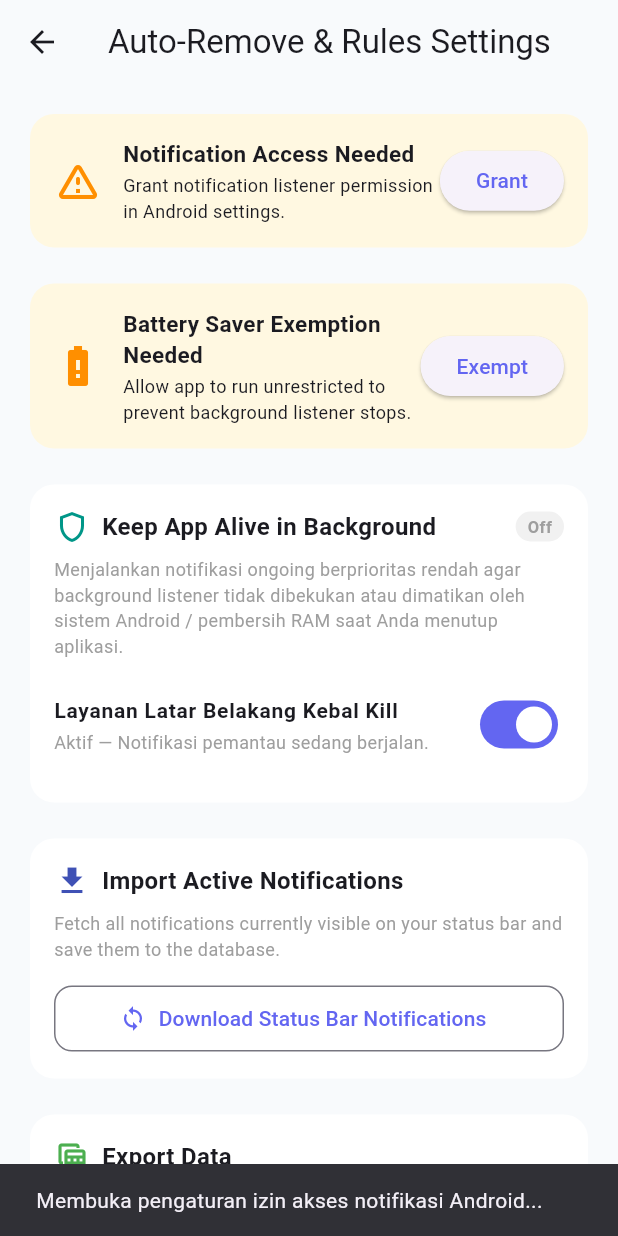
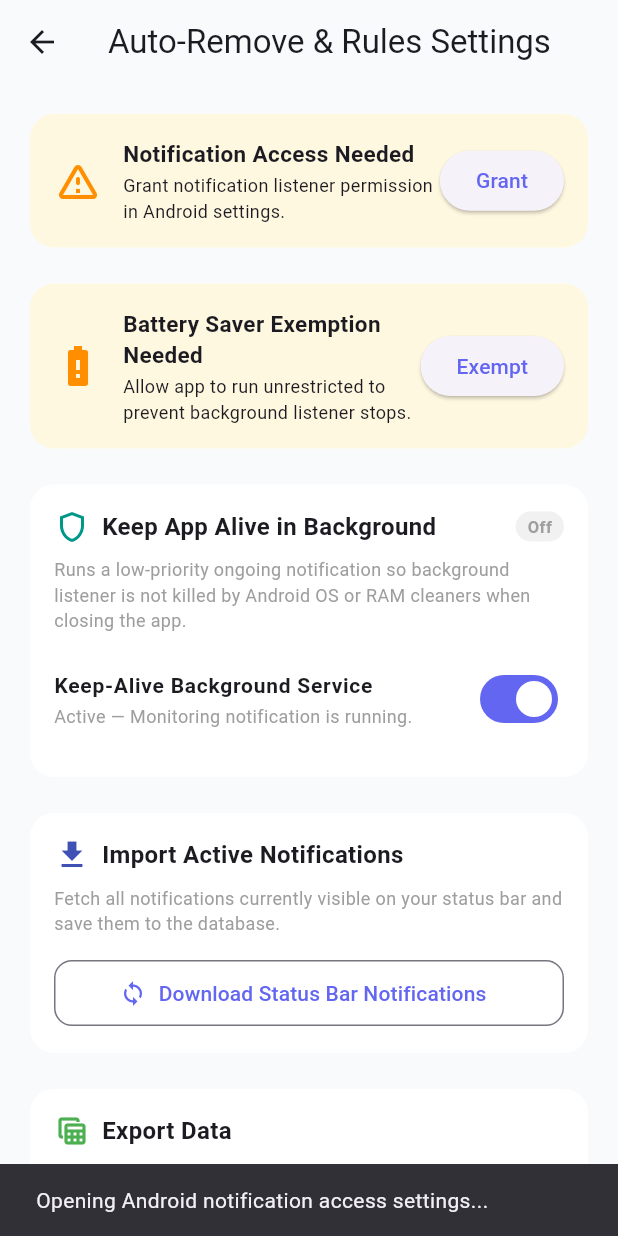
Before and after one commit to aqsharhyz/Notification-Manager-App, a Flutter app: the SettingsScreen screen opened directly, after a tap on "Grant", on a phone screen of 412 x 824 dp. Run offline on Flutter 3.47's test engine with Material 3 defaults, Android fonts, the phone set to English and light mode, and no system bars; our stand-ins replace share_plus, shared_preferences, sqflite; missing offline and left inert: excel; accounts and stored records are empty.

Commit message:
fix(i18n): translate background keepalive service, listener logs, and settings strings to English

```diff
--- a/lib/screens/main_screen.dart
+++ b/lib/screens/main_screen.dart
@@ -39,7 +39,7 @@ class _MainScreenState extends State<MainScreen> {
       ScaffoldMessenger.of(context).hideCurrentSnackBar();
       ScaffoldMessenger.of(context).showSnackBar(
         const SnackBar(
-          content: Text('Membuka pengaturan izin akses notifikasi Android...'),
+          content: Text('Opening Android notification access settings...'),
           duration: Duration(seconds: 2),
         ),
       );
@@ -64,7 +64,7 @@ class _MainScreenState extends State<MainScreen> {
               ),
               SizedBox(width: 12),
               Expanded(
-                child: Text('Menghubungkan ulang ke listener notifikasi Android...'),
+                child: Text('Reconnecting to Android notification listener...'),
               ),
             ],
           ),
@@ -83,7 +83,7 @@ class _MainScreenState extends State<MainScreen> {
       if (success) {
         ScaffoldMessenger.of(context).showSnackBar(
           const SnackBar(
-            content: Text('✅ Berhasil terhubung kembali ke sistem notifikasi!'),
+            content: Text('✅ Successfully reconnected to notification listener!'),
             backgroundColor: Colors.green,
             duration: Duration(seconds: 2),
           ),
@@ -92,10 +92,10 @@ class _MainScreenState extends State<MainScreen> {
         ScaffoldMessenger.of(context).showSnackBar(
           SnackBar(
             content: const Text(
-              'Layanan belum merespon. Silakan toggle (matikan & hidupkan lagi) izin di Pengaturan Android.',
+              'Service did not respond. Please toggle (turn off & on again) permission in Android Settings.',
             ),
             action: SnackBarAction(
-              label: 'Pengaturan',
+              label: 'Settings',
               textColor: Colors.amber,
               onPressed: () => provider.requestPermission(),
             ),
@@ -138,7 +138,7 @@ class _MainScreenState extends State<MainScreen> {
                     const SizedBox(width: 12),
                     const Expanded(
                       child: Text(
-                        'Status Akses Notifikasi',
+                        'Notification Access Status',
                         style: TextStyle(fontSize: 18, fontWeight: FontWeight.bold),
                       ),
                     ),
@@ -146,7 +146,7 @@ class _MainScreenState extends State<MainScreen> {
                 ),
                 const SizedBox(height: 14),
                 const Text(
-                  'Aplikasi terhubung normal dengan sistem Android dan aktif merekam notifikasi yang masuk.',
+                  'App is connected to Android system and actively recording incoming notifications.',
                   style: TextStyle(fontSize: 13, height: 1.4),
                 ),
                 const SizedBox(height: 20),
@@ -160,7 +160,7 @@ class _MainScreenState extends State<MainScreen> {
                           if (context.mounted) {
                             ScaffoldMessenger.of(context).showSnackBar(
                               const SnackBar(
-                                content: Text('Status koneksi diperbarui'),
+                                content: Text('Connection status refreshed'),
                                 duration: Duration(seconds: 1),
                               ),
                             );
@@ -178,7 +178,7 @@ class _MainScreenState extends State<MainScreen> {
                           provider.requestPermission();
                         },
                         icon: const Icon(Icons.settings, size: 16),
-                        label: const Text('Buka Pengaturan'),
+                        label: const Text('Open Settings'),
                       ),
                     ),
                   ],
--- a/lib/screens/settings_screen.dart
+++ b/lib/screens/settings_screen.dart
@@ -96,7 +96,7 @@ class _SettingsScreenState extends State<SettingsScreen> {
       ScaffoldMessenger.of(context).hideCurrentSnackBar();
       ScaffoldMessenger.of(context).showSnackBar(
         const SnackBar(
-          content: Text('Membuka pengaturan izin akses notifikasi Android...'),
+          content: Text('Opening Android notification access settings...'),
           duration: Duration(seconds: 2),
         ),
       );
@@ -121,7 +121,7 @@ class _SettingsScreenState extends State<SettingsScreen> {
               ),
               SizedBox(width: 12),
               Expanded(
-                child: Text('Menghubungkan ulang ke listener notifikasi Android...'),
+                child: Text('Reconnecting to Android notification listener...'),
               ),
             ],
           ),
@@ -140,7 +140,7 @@ class _SettingsScreenState extends State<SettingsScreen> {
       if (success) {
         ScaffoldMessenger.of(context).showSnackBar(
           const SnackBar(
-            content: Text('✅ Berhasil terhubung kembali ke sistem notifikasi!'),
+            content: Text('✅ Successfully reconnected to notification listener!'),
             backgroundColor: Colors.green,
             duration: Duration(seconds: 2),
           ),
@@ -149,10 +149,10 @@ class _SettingsScreenState extends State<SettingsScreen> {
         ScaffoldMessenger.of(context).showSnackBar(
           SnackBar(
             content: const Text(
-              'Layanan belum merespon. Silakan toggle (matikan & hidupkan lagi) izin di Pengaturan Android.',
+              'Service did not respond. Please toggle (turn off & on again) permission in Android Settings.',
             ),
             action: SnackBarAction(
-              label: 'Pengaturan',
+              label: 'Settings',
               textColor: Colors.amber,
               onPressed: () => provider.requestPermission(),
             ),
@@ -168,7 +168,7 @@ class _SettingsScreenState extends State<SettingsScreen> {
     ScaffoldMessenger.of(context).hideCurrentSnackBar();
     ScaffoldMessenger.of(context).showSnackBar(
       const SnackBar(
-        content: Text('Membuka pengaturan izin akses notifikasi Android...'),
+        content: Text('Opening Android notification access settings...'),
         duration: Duration(seconds: 2),
       ),
     );
@@ -328,7 +328,7 @@ class _SettingsScreenState extends State<SettingsScreen> {
                           !provider.isPermissionGranted
                               ? 'Grant notification listener permission in Android settings.'
                               : (!provider.isListenerConnected
-                                  ? 'Izin aktif, tapi koneksi terputus oleh Android. Tap Reconnect.'
+                                  ? 'Permission active, but listener disconnected by Android. Tap Reconnect.'
                                   : 'App is actively listening & connected to Android system.'),
                           style: const TextStyle(fontSize: 12),
                         ),
@@ -443,20 +443,20 @@ class _SettingsScreenState extends State<SettingsScreen> {
                   ),
                   const SizedBox(height: 8),
                   const Text(
-                    'Menjalankan notifikasi ongoing berprioritas rendah agar background listener tidak dibekukan atau dimatikan oleh sistem Android / pembersih RAM saat Anda menutup aplikasi.',
+                    'Runs a low-priority ongoing notification so background listener is not killed by Android OS or RAM cleaners when closing the app.',
                     style: TextStyle(fontSize: 12, color: Colors.grey),
                   ),
                   const SizedBox(height: 8),
                   SwitchListTile(
                     contentPadding: EdgeInsets.zero,
                     title: const Text(
-                      'Layanan Latar Belakang Kebal Kill',
+                      'Keep-Alive Background Service',
                       style: TextStyle(fontWeight: FontWeight.w600, fontSize: 14),
                     ),
                     subtitle: Text(
                       settings.keepAliveNotificationEnabled
-                          ? 'Aktif — Notifikasi pemantau sedang berjalan.'
-                          : 'Nonaktif — Berisiko dimatikan sistem saat keluar aplikasi.',
+                          ? 'Active — Monitoring notification is running.'
+                          : 'Disabled — May be stopped by system when leaving app.',
                       style: const TextStyle(fontSize: 12, color: Colors.grey),
                     ),
                     value: settings.keepAliveNotificationEnabled,
@@ -709,7 +709,7 @@ class _SettingsScreenState extends State<SettingsScreen> {
                     contentPadding: EdgeInsets.zero,
                     secondary: const Icon(Icons.do_not_disturb_on_outlined, color: Colors.orange),
                     title: const Text(
-                      'Skip Duplicates (Tdk Masukkan Jika Duplikat)',
+                      'Skip Duplicates',
                       style: TextStyle(fontWeight: FontWeight.w600, fontSize: 14),
                     ),
                     subtitle: const Text(
```
Also changed, not shown: 2 other files.
